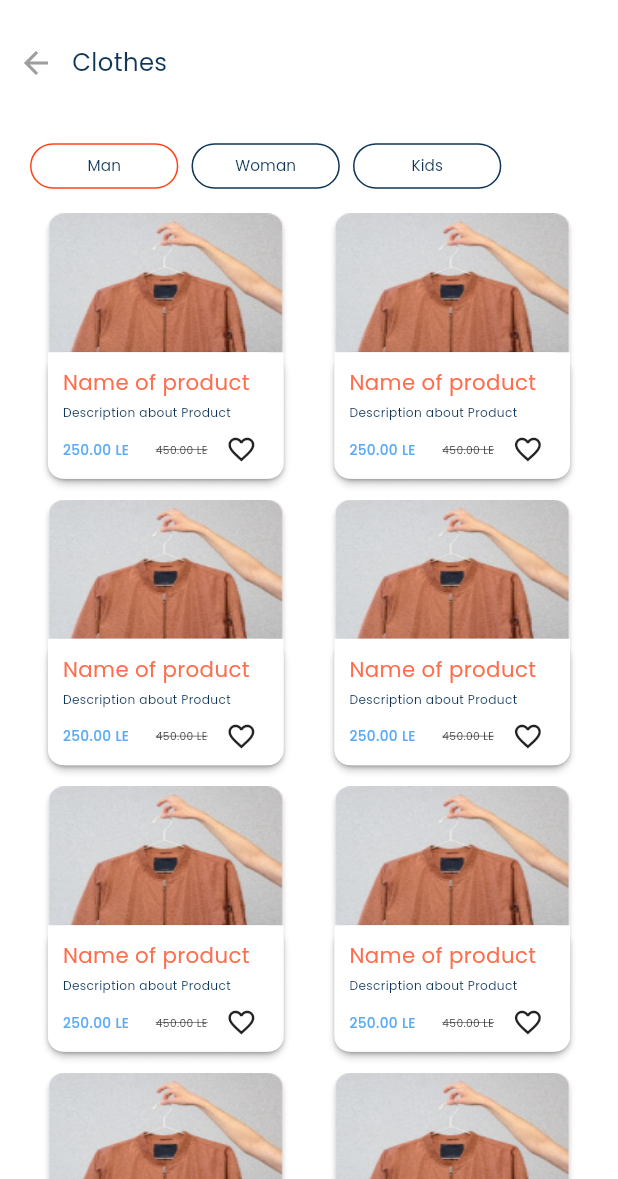
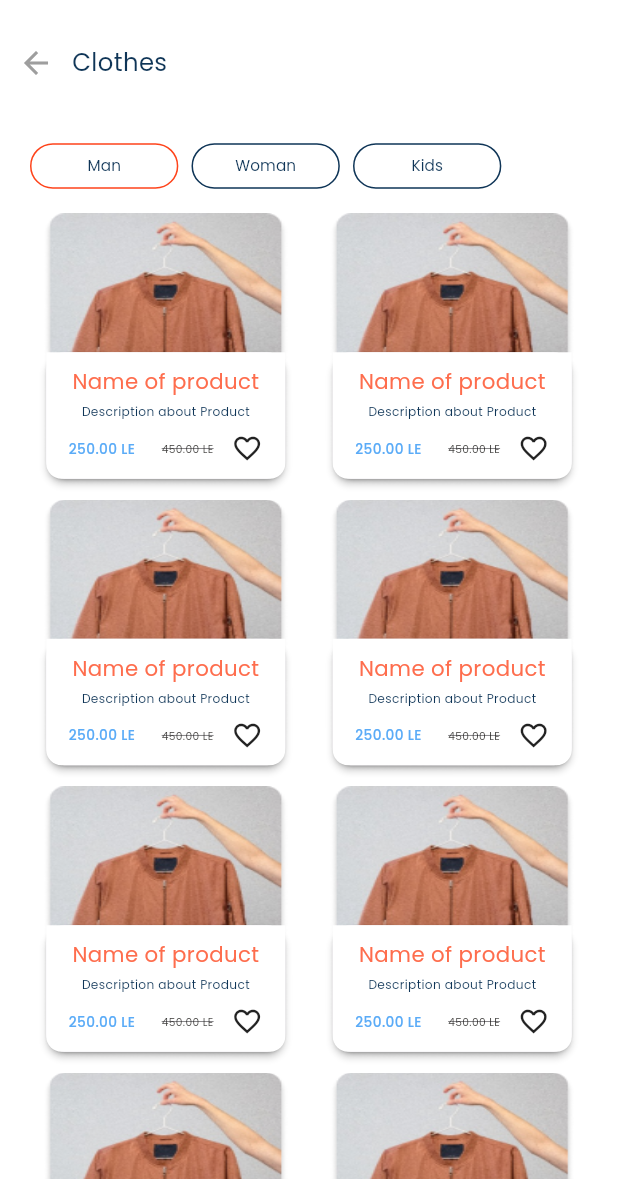
Before and after one commit to mahmoudsaber11/Store_Ify, a Flutter app: the ProductsView screen opened by its route, after a tap on "Man", on a phone screen of 412 x 824 dp, the part 57-1236 px from its top. Run offline on Flutter 3.47's test engine with Material 3 defaults, Android fonts, the phone set to English and light mode, and no system bars; our stand-ins replace conditional_builder_null_safety, dartz, dio, flutter_bloc, flutter_screenutil, flutter_spinkit and 8 more; accounts and stored records are empty.

Commit message:
refactor items

```diff
--- a/lib/core/utils/app_assets.dart
+++ b/lib/core/utils/app_assets.dart
@@ -41,17 +41,11 @@ abstract class AppAssets {
   /// assets/images/twitter.png
   static const String imagesTwitter = "assets/images/twitter.png";
 
-  static const String successResetPassword =
-      "assets/icons/icon-park_correct.png";
   static const String locationDialog = "assets/icons/carbon_map.png";
 
   static const String search = "assets/icons/Search.png";
 
   static const String edit = "assets/icons/Filter.png";
-
-  static const String testCategories = "assets/images/testCategories.png";
-
-  static const String testStores = "assets/images/testStores.png";
 
   static const String testBestSelling = "assets/images/Best_Selling.png";
 
@@ -60,4 +54,8 @@ abstract class AppAssets {
   static const String testClothesMan = "assets/images/test_clothes.png";
 
   static const String testClothesWoman = "assets/images/test_clothes_woman.png";
+
+  static const String categories = "assets/images/Categories.png";
+
+  static const String stores = "assets/images/Stores.png";
 }
--- a/lib/core/widgets/custom_sale_item.dart
+++ b/lib/core/widgets/custom_sale_item.dart
@@ -10,23 +10,18 @@ class CustomSaleItem extends StatelessWidget {
   final String image;
   @override
   Widget build(BuildContext context) {
-    return SizedBox(
-      height: 209.h,
-      width: 149.w,
-      child: Stack(
+    return Stack(
       alignment: Alignment.bottomCenter,
       children: [
         Image.asset(
           image,
-            alignment: Alignment.topRight,
-            height: 209.h,
-            width: 149.w,
           fit: BoxFit.fill,
+          width: 148.w,
         ),
         Card(
           elevation: 2,
           child: Container(
-              width: 143.w,
+            width: 145.w,
             height: 83.h,
             decoration: BoxDecoration(
                 color: Colors.white,
@@ -34,13 +29,9 @@ class CustomSaleItem extends StatelessWidget {
                   bottomLeft: Radius.circular(10.r),
                   bottomRight: Radius.circular(10.r),
                 )),
-              child: Padding(
-                padding: EdgeInsets.only(left: 9.w),
             child: Column(
-                  crossAxisAlignment: CrossAxisAlignment.start,
-                  mainAxisSize: MainAxisSize.min,
+              mainAxisAlignment: MainAxisAlignment.center,
               children: [
-                    SizedBox(height: 10.h),
                 Text(
                   "Name of product",
                   style: AppTextStyles.textStyle14Regular,
@@ -52,6 +43,7 @@ class CustomSaleItem extends StatelessWidget {
                 ),
                 SizedBox(height: 8.h),
                 Row(
+                  mainAxisAlignment: MainAxisAlignment.center,
                   children: [
                     Text(
                       "250.00 LE",
@@ -76,9 +68,7 @@ class CustomSaleItem extends StatelessWidget {
             ),
           ),
         ),
-          ),
       ],
-      ),
     );
   }
 }
--- a/lib/features/home/presentation/view/home_view.dart
+++ b/lib/features/home/presentation/view/home_view.dart
@@ -22,6 +22,7 @@ class HomeView extends StatelessWidget {
             const SectionUpper(),
             Expanded(
               child: SingleChildScrollView(
+                physics: const BouncingScrollPhysics(),
                 child: Column(
                   crossAxisAlignment: CrossAxisAlignment.start,
                   children: [
```
Also changed, not shown: lib/core/widgets/custom_category_item.dart (+10 -24 lines), lib/core/widgets/custom_stores_item.dart (+7 -7 lines), assets/images/Best_Selling.png, assets/images/Categories.png (added), assets/images/Stores.png (added), assets/images/testcategories.png (deleted), assets/images/teststores.png (deleted). Lines whose indentation alone changed are shown as unchanged.
